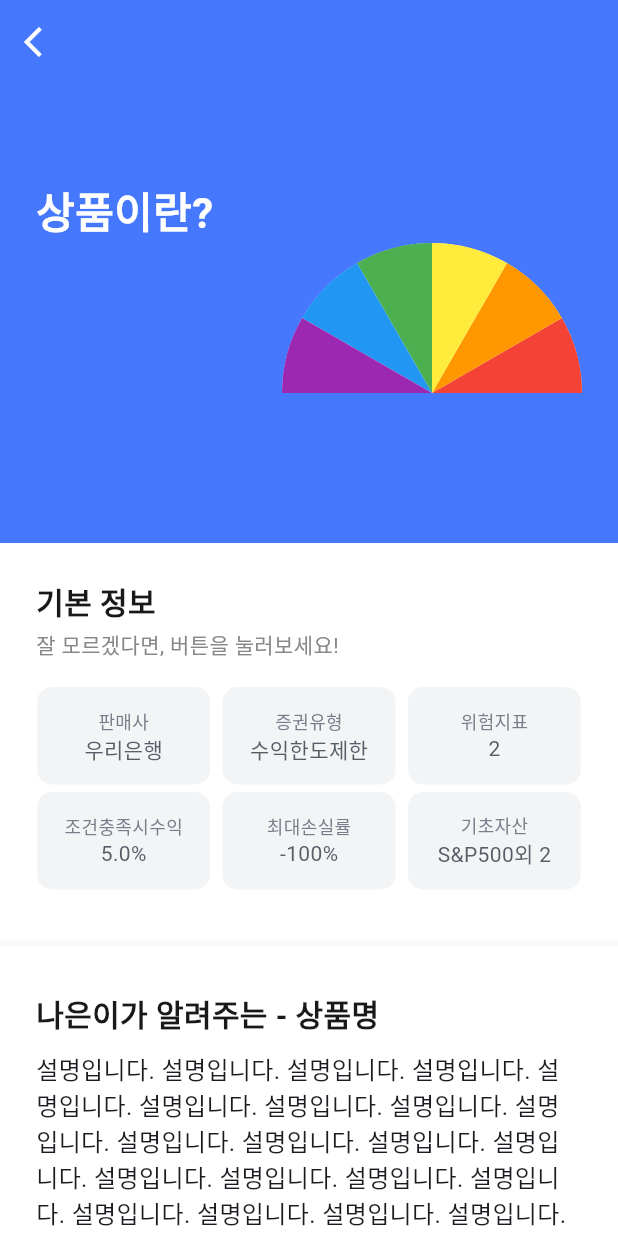
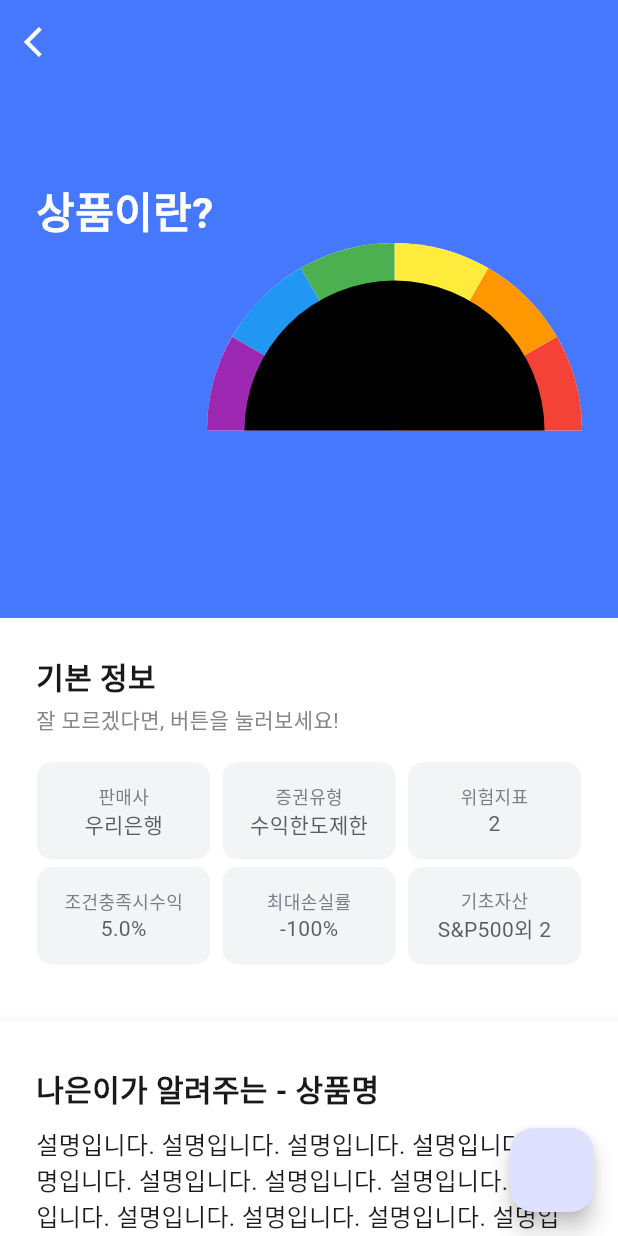
Before and after one commit to Naeun-privatebanker/Front, a Flutter app: the DescriptionScreen screen opened directly with empty values, on a phone screen of 412 x 824 dp. Run offline on Flutter 3.47's test engine with Material 3 defaults, Android fonts, the phone set to English and light mode, and no system bars.

Commit message:
semi_circle_uncompleted

```diff
--- a/lib/screens/consult/description_screen.dart
+++ b/lib/screens/consult/description_screen.dart
@@ -26,6 +26,11 @@ class _DescriptionScreenState extends State<DescriptionScreen> {
           ),
         // todo : actions에 넣을 글자크기 변경 아이콘이 없어서 (한글 모양의) 커스텀 위젯 만들어야 할 듯, but 우선순위 최하
         ),
+      floatingActionButton: FloatingActionButton(onPressed: () {
+        print('나은이가 말합니다!');
+      },
+
+      ),
       body: SingleChildScrollView(
         child: Column(
           children: [
--- a/lib/screens/consult/half_circle_widget.dart
+++ b/lib/screens/consult/half_circle_widget.dart
@@ -9,9 +9,11 @@ class HalfCircleWidget extends StatelessWidget {
 
   @override
   Widget build(BuildContext context) {
-    return Container(
-      width: 200,
-      height: 200,
+    return Stack(
+        children: [
+          Container(
+            width: 250,
+            height: 250,
             child: Stack(
               children: [
                 Positioned.fill(
@@ -24,9 +26,29 @@ class HalfCircleWidget extends StatelessWidget {
                 _buildPiece(-60, -90, Colors.yellow), // Yellow
                 _buildPiece(-90, -120, Colors.green), // Green
                 _buildPiece(-120, -150, Colors.blue), // Blue
-          _buildPiece(-150, -180, Colors.purple), // Purple
+                _buildPiece(-150, -180, Colors.purple),// Purple
               ],
             ),
+          ),
+          Positioned(
+            top: 25,
+            right: 25,
+            child: SizedBox(
+              width: 200,
+              height: 200,
+              child: Stack(
+                children: [
+                  Positioned(
+                    child: CustomPaint(
+                    painter: HalfCirclePainter(),
+                  ),
+                  ),
+                  _buildPiece(0, -180, Colors.black),
+                ],
+              ),
+            ),
+          ),
+        ]
     );
   }
 
```
Lines whose indentation alone changed are shown as unchanged.
